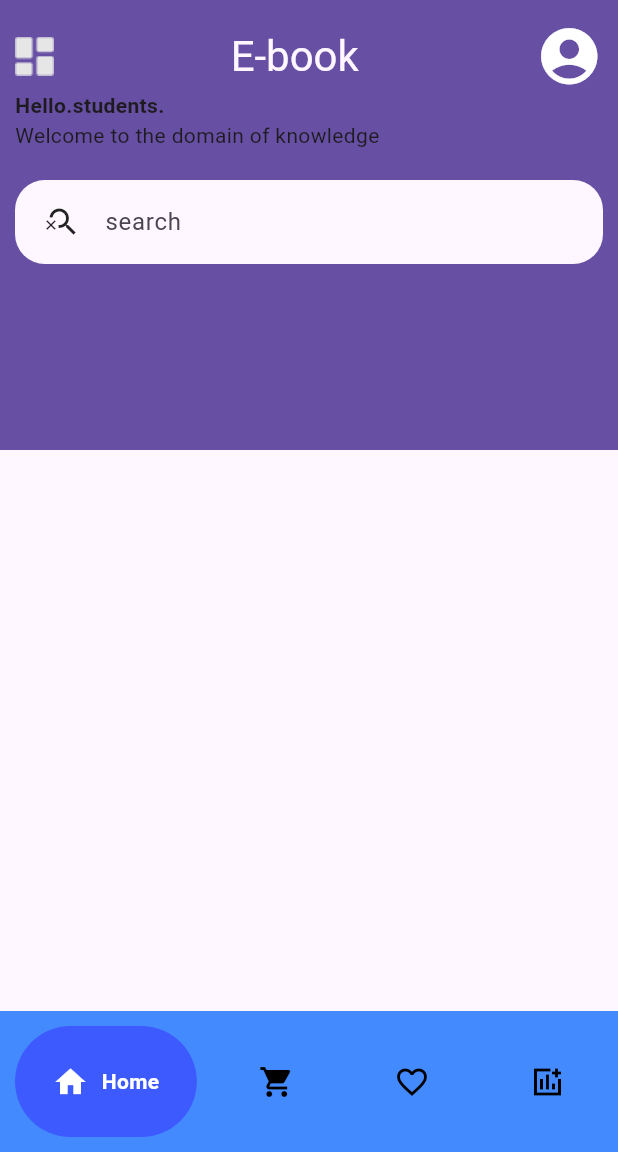
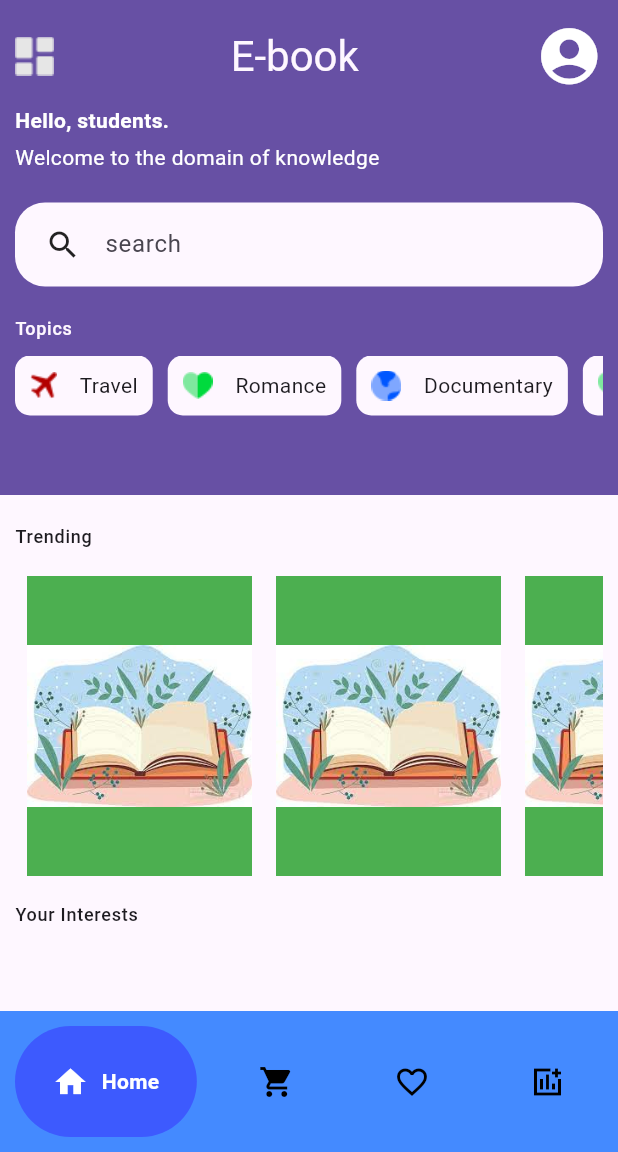
Before and after one commit to zubaermahmud/Wedemy, a Flutter app: the bookstore screen opened directly, on a phone screen of 412 x 824 dp, the part 84-1236 px from its top. Run offline on Flutter 3.47's test engine with Material 3 defaults, Android fonts, the phone set to English and light mode, and no system bars; drawn by our look-alikes of google_nav_bar; our stand-ins replace cloud_firestore, firebase_auth, firebase_core, flutter_spinkit, table_calendar; accounts and stored records are empty.

Commit message:
bookstore 2

```diff
--- a/lib/bookstore.dart
+++ b/lib/bookstore.dart
@@ -2,6 +2,10 @@ import 'package:flutter/material.dart';
 import 'package:google_nav_bar/google_nav_bar.dart';
 import 'package:wedemy/constants/colors.dart';
 import 'package:wedemy/constants/Theme.dart';
+import 'package:wedemy/data.dart';
+import 'package:wedemy/bookmodel.dart';
+import 'package:wedemy/category.dart';
+import 'package:wedemy/bookcard.dart';
 
 class bookstore extends StatefulWidget {
   const bookstore({super.key});
@@ -16,6 +20,7 @@ class _bookstoreState extends State<bookstore> {
   @override
   Widget build(BuildContext context) {
     return Scaffold(
+      resizeToAvoidBottomInset: false,
       appBar: AppBar(
         title: Text('WeDemy'),
         backgroundColor: Colors.blue[800],
@@ -67,99 +72,7 @@ class _bookstoreState extends State<bookstore> {
   Widget _buildPage(int index) {
     switch (index) {
       case 0:
-        return Container(
-          child: Column(
-            children: [
-              Container(
-                padding: EdgeInsets.all(10),
-                color: Theme.of(context).colorScheme.primary,
-                height: 300,
-                child: Row(
-                  children: [
-                    Expanded(
-                      child: Column(
-                        children: [
-                          SizedBox(
-                            height: 5,
-                          ),
-                          Row(
-                            crossAxisAlignment: CrossAxisAlignment.center,
-                            mainAxisAlignment: MainAxisAlignment.spaceBetween,
-                            children: [
-                              Image(image: AssetImage('images/dashboard.png')),
-                              Text(
-                                "E-book",
-                                style: Theme.of(context)
-                                    .textTheme
-                                    .headlineMedium
-                                    ?.copyWith(
-                                        color: Theme.of(context)
-                                            .colorScheme
-                                            .background),
-                              ),
-                              Icon(
-                                Icons.account_circle,
-                                size: 45,
-                                color: Colors.white,
-                              ),
-                            ],
-                          ),
-                          Row(
-                            children: [
-                              Text(
-                                "Hello.students.",
-                                style: TextStyle(
-                                  fontWeight: FontWeight.w600,
-                                ),
-                              ),
-                            ],
-                          ),
-                          Row(
-                            children: [
-                              Text("Welcome to the domain of knowledge")
-                            ],
-                          ),
-                          SizedBox(
-                            height: 20,
-                          ),
-                          Container(
-                            decoration: BoxDecoration(
-                              borderRadius: BorderRadius.circular(20),
-                              color: Theme.of(context).colorScheme.background,
-                            ),
-                            child: Row(
-                              children: [
-                                SizedBox(width: 20,),
-                                Icon(
-                                  Icons.search_off,
-
-
-                                ),
-                                Expanded(
-
-                                  child: TextField(
-
-                                    decoration: InputDecoration(
-                                      hintText: 'search',
-                                      border: OutlineInputBorder(
-                                        borderSide: BorderSide.none,
-                                      )
-                                    ),
-
-                                  ),
-                                ),
-                              ],
-                            ),
-                          ),
-                        ],
-                      ),
-                    ),
-                  ],
-                ),
-              ),
-            ],
-          ),
-        );
+        return HomeWidget();
       case 1:
         return Container(
           child: Column(
@@ -169,7 +82,6 @@ class _bookstoreState extends State<bookstore> {
           ),
         );
       case 2:
-        // Add your code for the 'Favorite' tab
         return Container(
           child: Column(
             children: [
@@ -178,7 +90,6 @@ class _bookstoreState extends State<bookstore> {
           ),
         );
       case 3:
-        // Add your code for the 'Orders' tab
         return Container(
           child: Column(
             children: [
@@ -186,7 +97,6 @@ class _bookstoreState extends State<bookstore> {
             ],
           ),
         );
-
       default:
         return Container(
           child: Column(
@@ -203,3 +113,150 @@ class _bookstoreState extends State<bookstore> {
     }
   }
 }
+
+class HomeWidget extends StatelessWidget {
+  @override
+  Widget build(BuildContext context) {
+    return SingleChildScrollView(
+      child: Column(
+        crossAxisAlignment: CrossAxisAlignment.stretch,
+        children: [
+          Container(
+            height: 330,
+            color: Theme.of(context).colorScheme.primary,
+            padding: EdgeInsets.all(10),
+            child: Column(
+              crossAxisAlignment: CrossAxisAlignment.stretch,
+              children: [
+                SizedBox(height: 5),
+                Row(
+                  mainAxisAlignment: MainAxisAlignment.spaceBetween,
+                  children: [
+                    Image(image: AssetImage('images/dashboard.png')),
+                    Text(
+                      "E-book",
+                      style: Theme.of(context)
+                          .textTheme
+                          .headlineMedium
+                          ?.copyWith(
+                              color: Theme.of(context).colorScheme.background),
+                    ),
+                    Icon(
+                      Icons.account_circle,
+                      size: 45,
+                      color: Colors.white,
+                    ),
+                  ],
+                ),
+                SizedBox(height: 10),
+                Text(
+                  "Hello, students.",
+                  style: TextStyle(
+                    fontWeight: FontWeight.w600,
+                    color: Colors.white,
+                  ),
+                ),
+                SizedBox(height: 5),
+                Text(
+                  "Welcome to the domain of knowledge",
+                  style: TextStyle(
+                    color: Colors.white,
+                  ),
+                ),
+                SizedBox(height: 20),
+                Container(
+                  decoration: BoxDecoration(
+                    borderRadius: BorderRadius.circular(20),
+                    color: Theme.of(context).colorScheme.background,
+                  ),
+                  child: Row(
+                    children: [
+                      SizedBox(width: 20),
+                      Icon(
+                        Icons.search,
+                      ),
+                      Expanded(
+                        child: TextField(
+                          decoration: InputDecoration(
+                            hintText: 'search',
+                            border: OutlineInputBorder(
+                              borderSide: BorderSide.none,
+                            ),
+                          ),
+                        ),
+                      ),
+                    ],
+                  ),
+                ),
+                SizedBox(height: 20),
+                Text(
+                  "Topics",
+                  style: Theme.of(context).textTheme.labelMedium?.copyWith(
+                      color: Theme.of(context).colorScheme.background),
+                ),
+                SizedBox(height: 10),
+                SingleChildScrollView(
+                  scrollDirection: Axis.horizontal,
+                  child: Row(
+                    children: categoryData
+                        .map(
+                          (e) => CategoryWidget(
+                              iconPath: e["icon"]!, btnName: e["lebel"]!),
+                        )
+                        .toList(),
+                  ),
+                ),
+              ],
+            ),
+          ),
+          SizedBox(height: 10),
+          Padding(
+            padding: const EdgeInsets.all(10),
+            child: Column(
+              children: [
+                Row(
+                  children: [
+                    Text(
+                      "Trending",
+                      style: Theme.of(context).textTheme.labelMedium,
+                    ),
+                  ],
+                ),
+      SizedBox(height: 10),
+      SingleChildScrollView(
+        scrollDirection: Axis.horizontal,
+        child: Row(
+          children: List.generate(
+            10,
+                (index) => Padding(
+              padding: const EdgeInsets.all(8.0),
+              child: Container(
+                width: 150,
+                height: 200,
+                color: Colors.green,
+                child: Center(
+                  child: Image.asset("images/img.png")
+                ),
+              ),
+            ),
+          ),
+        ),
+      ),
+                SizedBox(height: 10),
+                Row(
+                  children: [
+                    Text(
+                      "Your Interests",
+                      style: Theme.of(context).textTheme.labelMedium,
+                    ),
+                  ],
+                ),
+                // Add your widget or logic for displaying user interests here
+              ],
+            ),
+          ),
+        ],
+      ),
+    );
+  }
+}
--- /dev/null
+++ b/lib/category.dart
@@ -0,0 +1,31 @@
+import 'package:flutter/material.dart';
+
+class CategoryWidget extends StatelessWidget {
+  final String iconPath;
+  final String btnName;
+  const CategoryWidget(
+      {super.key, required this.iconPath, required this.btnName});
+
+  @override
+  Widget build(BuildContext context) {
+    return Padding(
+      padding: const EdgeInsets.only(right: 10),
+      child: InkWell(
+        onTap: () {},
+        child: Container(
+          padding: const EdgeInsets.symmetric(horizontal: 10, vertical: 10),
+          decoration: BoxDecoration(
+              borderRadius: BorderRadius.circular(10),
+              color: Theme.of(context).colorScheme.background),
+          child: Row(
+            children: [
+              Image.asset(iconPath),
+              const SizedBox(width: 15),
+              Text(btnName),
+            ],
+          ),
+        ),
+      ),
+    );
+  }
+}
```
Also changed, not shown: lib/bookcard.dart (added, +60 -0 lines), lib/data.dart (added, +94 -0 lines), pubspec.yaml (+1 -9 lines), images/heart.png (added), images/plane.png (added), images/world.png (added).
